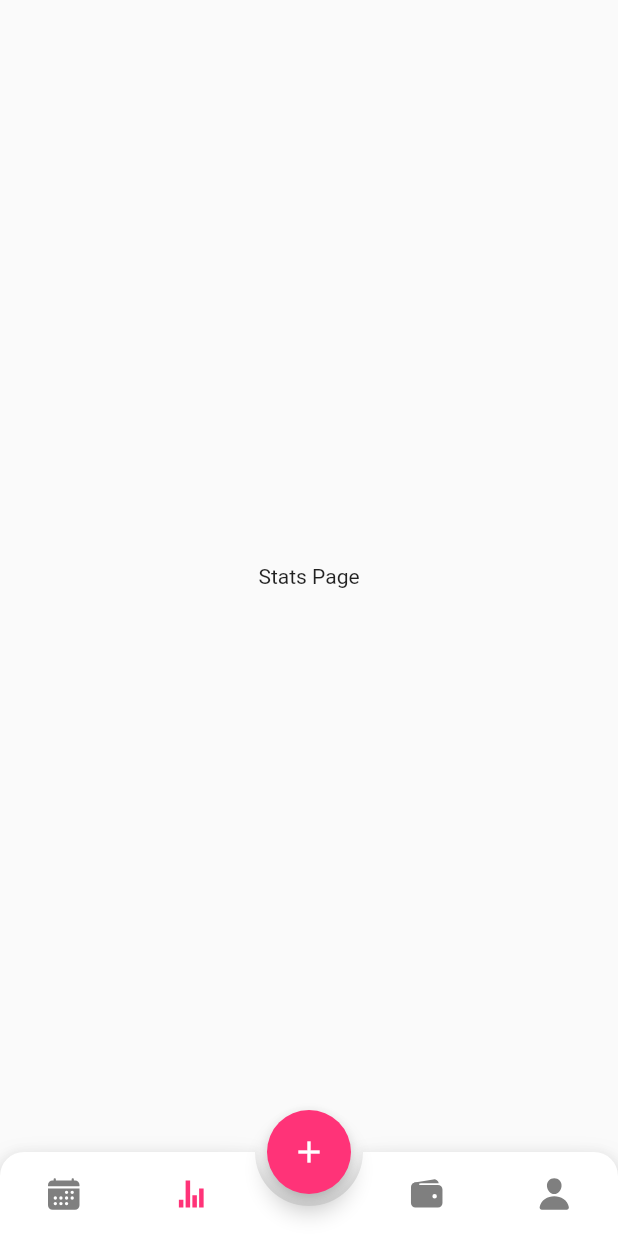
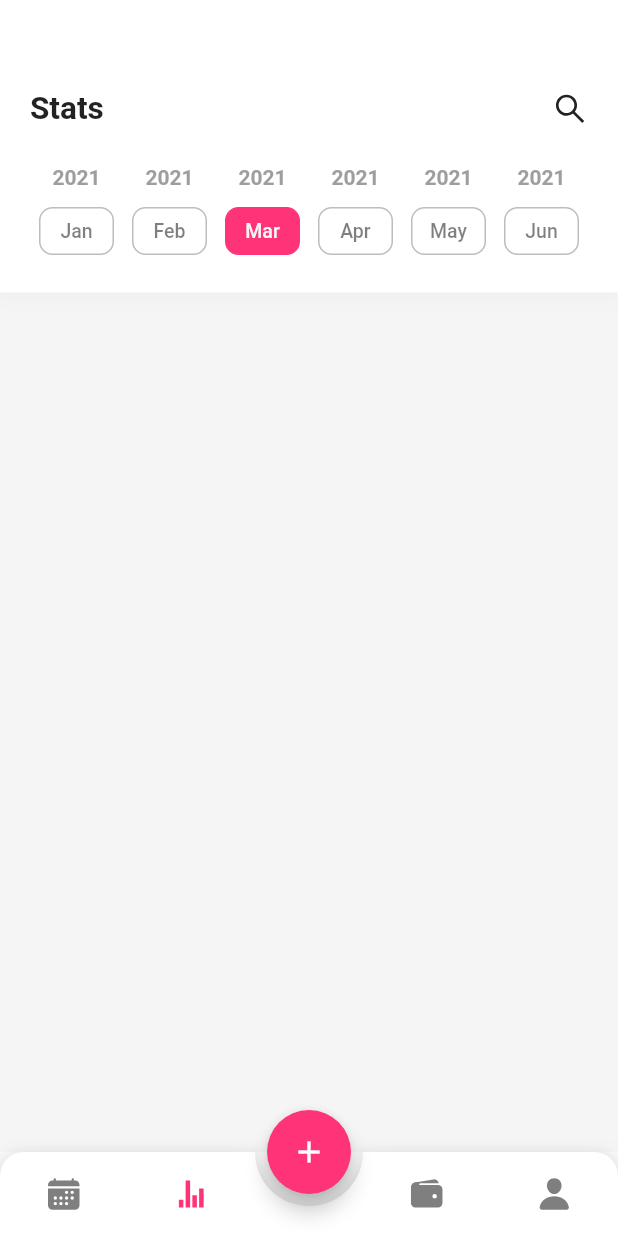
Before and after one commit to sabil62/budget, a Flutter app: the screen it shows after launch, item 2 of the bottom bar chosen, on a phone screen of 412 x 824 dp. Run offline on Flutter 3.47's test engine with Material 2 defaults, Android fonts, the phone set to English and light mode, and no system bars; drawn by our look-alikes of animated_bottom_navigation_bar; our stand-ins replace flutter_icons.

Commit message:
initial stats completed

```diff
--- /dev/null
+++ b/lib/json/stats_json.dart
@@ -0,0 +1,8 @@
+List stats = [
+  {"year": "2021", "month": "Jan"},
+  {"year": "2021", "month": "Feb"},
+  {"year": "2021", "month": "Mar"},
+  {"year": "2021", "month": "Apr"},
+  {"year": "2021", "month": "May"},
+  {"year": "2021", "month": "Jun"},
+];
--- a/lib/pages/root_app.dart
+++ b/lib/pages/root_app.dart
@@ -1,5 +1,6 @@
 import 'package:animated_bottom_navigation_bar/animated_bottom_navigation_bar.dart';
 import 'package:budget/pages/daily_page.dart';
+import 'package:budget/pages/stats_page.dart';
 import 'package:budget/themes/colors.dart';
 import 'package:flutter/material.dart';
 import 'package:flutter_icons/flutter_icons.dart';
@@ -32,7 +33,7 @@ class _RootAppState extends State<RootApp> {
       index: currentIndex,
       children: [
         DailyPage(),
-        Center(child: Text("Stats Page")),
+        StatsApp(),
         Center(child: Text("Create Budget Page")),
         Center(child: Text("Budget Page")),
         Center(child: Text("Profile Page")),
--- /dev/null
+++ b/lib/pages/stats_page.dart
@@ -0,0 +1,114 @@
+import 'package:budget/json/stats_json.dart';
+import 'package:budget/themes/colors.dart';
+import 'package:flutter/material.dart';
+import 'package:flutter_icons/flutter_icons.dart';
+
+class StatsApp extends StatefulWidget {
+  @override
+  _StatsAppState createState() => _StatsAppState();
+}
+
+class _StatsAppState extends State<StatsApp> {
+  int monthIndex = 2;
+  @override
+  Widget build(BuildContext context) {
+    return Scaffold(
+      body: getStatsBody(),
+      backgroundColor: Colors.grey.withOpacity(0.05),
+    );
+  }
+
+  Widget getStatsBody() {
+    var size = MediaQuery.of(context).size;
+
+    return SingleChildScrollView(
+      child: Column(
+        children: [
+          Container(
+            decoration: BoxDecoration(color: Colors.white, boxShadow: [
+              BoxShadow(
+                  blurRadius: 10,
+                  spreadRadius: 3,
+                  color: Colors.black.withOpacity(0.03))
+            ]),
+            child: Padding(
+              padding: const EdgeInsets.fromLTRB(20, 60, 20, 25),
+              child: Column(
+                children: [
+                  Row(
+                    mainAxisAlignment: MainAxisAlignment.spaceBetween,
+                    children: [
+                      Text(
+                        "Stats",
+                        style: TextStyle(
+                            fontSize: 21, fontWeight: FontWeight.w700),
+                      ),
+                      Icon(
+                        AntDesign.search1,
+                      )
+                    ],
+                  ),
+                  SizedBox(
+                    height: 25,
+                  ),
+                  Row(
+                    mainAxisAlignment: MainAxisAlignment.spaceBetween,
+                    children: List.generate(stats.length, (index) {
+                      return GestureDetector(
+                        onTap: () {
+                          setState(() {
+                            monthIndex = index;
+                          });
+                        },
+                        child: Container(
+                          width: (size.width - 40) / 6,
+                          child: Column(
+                            children: [
+                              Text(
+                                stats[index]["year"],
+                                style: TextStyle(
+                                    color: Colors.grey[500],
+                                    fontWeight: FontWeight.bold),
+                              ),
+                              SizedBox(
+                                height: 12,
+                              ),
+                              Container(
+                                height: 32,
+                                width: 50,
+                                decoration: BoxDecoration(
+                                    border: Border.all(
+                                        color: index == monthIndex
+                                            ? primary
+                                            : Colors.grey[400]),
+                                    color: index == monthIndex
+                                        ? primary
+                                        : Colors.transparent,
+                                    borderRadius: BorderRadius.circular(9)),
+                                child: Center(
+                                  child: Text(
+                                    stats[index]["month"],
+                                    style: TextStyle(
+                                        color: index == monthIndex
+                                            ? Colors.grey[100]
+                                            : Colors.black.withOpacity(0.5),
+                                        fontWeight: FontWeight.w500,
+                                        fontSize: 13),
+                                  ),
+                                ),
+                              )
+                            ],
+                          ),
+                        ),
+                      );
+                    }),
+                  )
+                ],
+              ),
+            ),
+          )
+        ],
+      ),
+    );
+  }
+}
```
